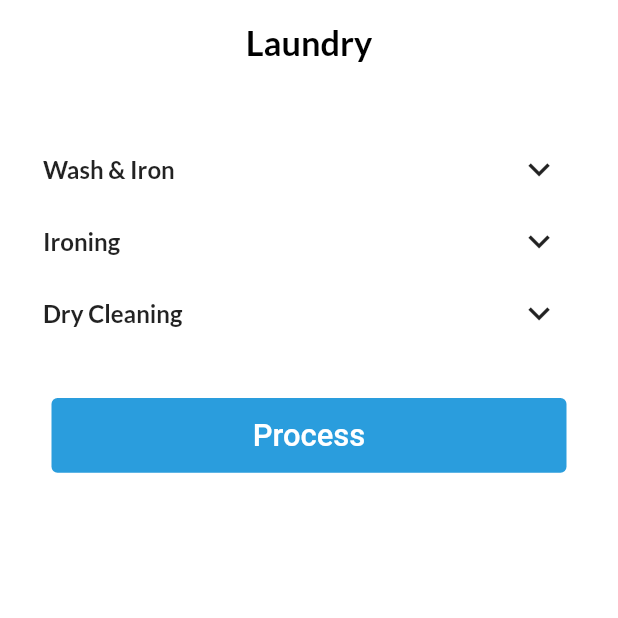
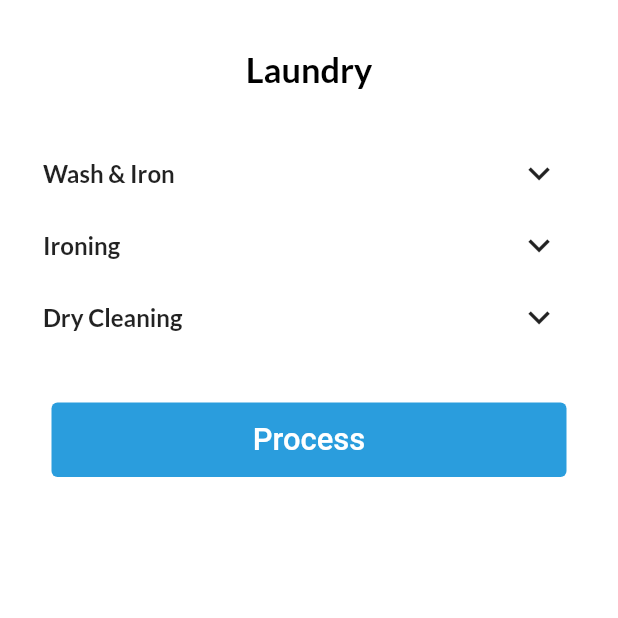
Before and after one commit to AchizuePriscilla/volt-laundry, a Flutter app: the LaundryView screen opened by its route, on a phone screen of 412 x 824 dp, the top half of it. Run offline on Flutter 3.47's test engine with Material 2 defaults, Android fonts, the phone set to English and light mode, and no system bars; our stand-ins replace country_code_picker, flutter_screenutil, get_it, google_fonts, iconly, pin_code_fields.

Commit message:
Feat: Custom App Bar and Back Button

```diff
--- /dev/null
+++ b/lib/presentation/shared/custom_app_bar.dart
@@ -0,0 +1,30 @@
+import 'package:flutter/material.dart';
+import 'package:volt/handlers/handlers.dart';
+import 'package:volt/presentation/shared/shared.dart';
+import 'package:volt/utils/utils.dart';
+
+class CustomAppBar extends AppBar {
+   final String text;
+  final bool automaticallyLead;
+
+  CustomAppBar({
+    Key? key,
+    this.text = "",
+    this.automaticallyLead = true,
+  }) : super(
+          key: key,
+          leading: automaticallyLead ?  const CustomBackButton(): null,
+          automaticallyImplyLeading: automaticallyLead,
+          title: Text(
+            text,
+            style: GoogleFonts.lato(
+                fontSize: 20.sp,
+                fontWeight: FontWeight.w600,
+                color: Palette.blackColor),
+          ),
+          elevation: 0,
+          backgroundColor: Colors.transparent,
+          centerTitle: true,
+          toolbarHeight: 70.h,
+        );
+}
--- a/lib/presentation/shared/shared.dart
+++ b/lib/presentation/shared/shared.dart
@@ -15,3 +15,5 @@ export 'cart_item_container.dart';
 export 'transaction_history.dart';
 export 'support_container.dart';
 export 'profile_avatar.dart';
+export 'custom_back_button.dart';
+export 'custom_app_bar.dart';
--- a/lib/presentation/views/laundry_view.dart
+++ b/lib/presentation/views/laundry_view.dart
@@ -20,18 +20,9 @@ class _LaundryViewState extends State<LaundryView> {
   Widget build(BuildContext context) {
     var laundryDetailsVM = context.read<LaundryVM>();
     return ResponsiveWidget(
-        appBar: AppBar(
-          backgroundColor: Colors.transparent,
-          centerTitle: true,
-          title: Text(
-            'Laundry',
-            style: GoogleFonts.lato(
-                fontSize: 20.sp,
-                fontWeight: FontWeight.w600,
-                color: Palette.blackColor),
-          ),
-          automaticallyImplyLeading: false,
-          elevation: 0,
+        appBar: CustomAppBar(
+          automaticallyLead: false,
+          text: 'Laundry',
         ),
         builder: (_, size) {
           return Container(
@@ -40,9 +31,6 @@ class _LaundryViewState extends State<LaundryView> {
               child: Column(
                 crossAxisAlignment: CrossAxisAlignment.center,
                 children: [
-                  const CustomSpacer(
-                    flex: 5,
-                  ),
                   LaundryDropDown(
                     label: 'Wash & Iron',
                     isDropdownVisible: LaundryView.isWashAndIronDropdownVisible,
```
Also changed, not shown: lib/presentation/shared/custom_back_button.dart (added, +23 -0 lines), lib/presentation/views/laundry_details.dart (+2 -7 lines).
